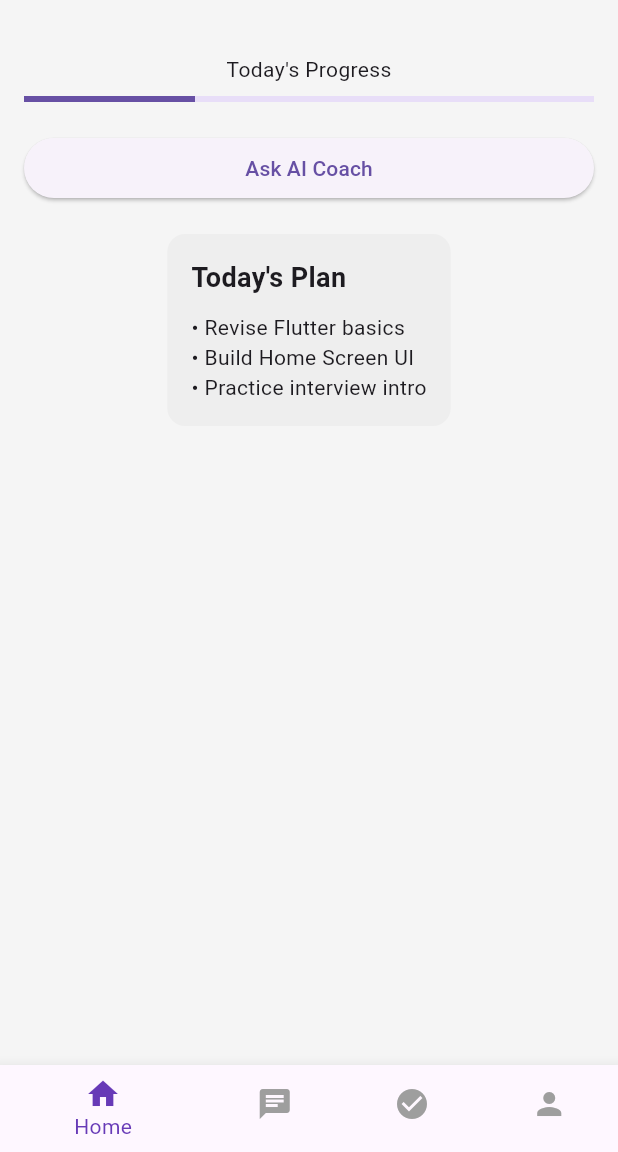
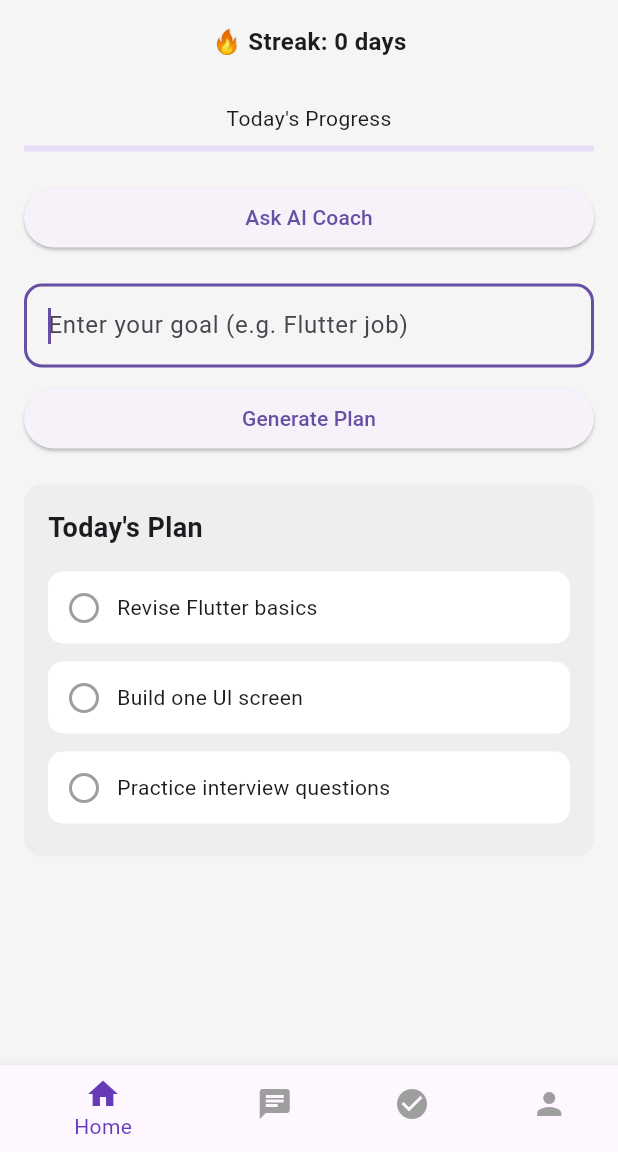
Before and after one commit to Krupa10/levelup-ai-app, a Flutter app: the screen it shows after launch, on a phone screen of 412 x 824 dp, the part 84-1236 px from its top. Run offline on Flutter 3.47's test engine with Material 3 defaults, Android fonts, the phone set to English and light mode, and no system bars; our stand-ins replace shared_preferences.

Commit message:
Implemented streak system with task completion logic, fixed double counting issue, and added local persistence using SharedPreferences

```diff
--- a/lib/features/dashboard/presentation/dashboard_screen.dart
+++ b/lib/features/dashboard/presentation/dashboard_screen.dart
@@ -1,5 +1,7 @@
 import 'package:flutter/material.dart';
+import 'package:level_up_ai/features/dashboard/presentation/chat_screen.dart';
 import 'package:level_up_ai/features/dashboard/presentation/home_screen.dart';
+import 'package:level_up_ai/features/dashboard/presentation/profile_screen.dart';
 
 class DashboardScreen extends StatefulWidget {
   const DashboardScreen({super.key});
@@ -14,9 +16,9 @@ class _DashboardScreenState extends State<DashboardScreen> {
 
   final List<Widget> _screens = [
     HomeScreen(),
-    const Center(child: Text("Chat")),
+    ChatScreen(),
     const Center(child: Text("Tasks")),
-    const Center(child: Text("Profile")),
+    ProfileScreen(),
   ];
 
   void _onItemTapped(int index) {
--- a/lib/features/dashboard/presentation/home_screen.dart
+++ b/lib/features/dashboard/presentation/home_screen.dart
@@ -1,4 +1,5 @@
 import 'package:flutter/material.dart';
+import 'package:shared_preferences/shared_preferences.dart';
 
 class HomeScreen extends StatefulWidget {
   const HomeScreen({super.key});
@@ -8,6 +9,59 @@ class HomeScreen extends StatefulWidget {
 }
 
 class _HomeScreen extends State<HomeScreen> {
+  List<Map<String, dynamic>> todayPlan = [];
+  List<Map<String, dynamic>> generatePlan(String goal) {
+    goal = goal.toLowerCase();
+
+    List<String> tasks;
+
+    if (goal.contains("flutter")) {
+      tasks = [
+        "Revise Flutter basics",
+        "Build one UI screen",
+        "Practice interview questions",
+      ];
+    } else if (goal.contains("job")) {
+      tasks = ["Apply to 5 companies", "Improve resume", "Practice DSA"];
+    } else {
+      tasks = ["Work on your project", "Learn new concept", "Stay consistent"];
+    }
+
+    return tasks.map((task) {
+      return {"task": task, "done": false};
+    }).toList();
+  }
+
+  TextEditingController goalController = TextEditingController();
+  int streak = 0;
+  bool completedOnce = false;
+  bool todayCompleted = false;
+
+  Future<void> saveStreak() async {
+    final prefs = await SharedPreferences.getInstance();
+    await prefs.setInt("streak", streak);
+  }
+
+  Future<void> loadStreak() async {
+    final prefs = await SharedPreferences.getInstance();
+    setState(() {
+      streak = prefs.getInt("streak") ?? 0;
+    });
+  }
+
+  @override
+  void initState() {
+    super.initState();
+    todayPlan = generatePlan("flutter job");
+    loadStreak();
+  }
+
+  double getProgress() {
+    if (todayPlan.isEmpty) return 0;
+
+    return todayPlan.where((t) => t["done"]).length / todayPlan.length;
+  }
+
   @override
   Widget build(BuildContext context) {
     return Scaffold(
@@ -28,12 +82,19 @@ class _HomeScreen extends State<HomeScreen> {
             children: [
               Column(
                 children: [
+                  //streak UI
+                  Text(
+                    "🔥 Streak: $streak days",
+                    style: TextStyle(fontSize: 16, fontWeight: FontWeight.bold),
+                  ),
+                  if (streak > 0) Text("Keep going! You're consistent 🚀"),
+                  SizedBox(height: 10),
                   SizedBox(height: 20),
                   //progress bar
                   Text("Today's Progress"),
                   SizedBox(height: 8),
                   LinearProgressIndicator(
-                    value: 0.3, // dummy
+                    value: getProgress(), // dummy
                   ),
                   SizedBox(height: 20),
                   //Ask AI coach button
@@ -45,6 +106,36 @@ class _HomeScreen extends State<HomeScreen> {
                     ),
                   ),
                   SizedBox(height: 20),
+                  //goal input field
+                  TextField(
+                    controller: goalController,
+                    autofocus: true,
+                    decoration: InputDecoration(
+                      hintText: "Enter your goal (e.g. Flutter job)",
+                      border: OutlineInputBorder(
+                        borderRadius: BorderRadius.circular(12),
+                      ),
+                    ),
+                  ),
+                  SizedBox(height: 10),
+                  //generate button
+                  SizedBox(
+                    width: double.infinity,
+                    child: ElevatedButton(
+                      onPressed: () {
+                        if (goalController.text.trim().isEmpty) return;
+
+                        setState(() {
+                          todayPlan = generatePlan(goalController.text);
+                          todayCompleted = false;
+                        });
+
+                        goalController.clear(); // optional
+                      },
+                      child: Text("Generate Plan"),
+                    ),
+                  ),
+                  SizedBox(height: 20),
                   //today's plan
                   Container(
                     padding: EdgeInsets.all(16),
@@ -52,6 +143,7 @@ class _HomeScreen extends State<HomeScreen> {
                       color: Colors.grey.shade200,
                       borderRadius: BorderRadius.circular(12),
                     ),
+                    //plan UI
                     child: Column(
                       crossAxisAlignment: CrossAxisAlignment.start,
                       children: [
@@ -63,15 +155,60 @@ class _HomeScreen extends State<HomeScreen> {
                           ),
                         ),
                         SizedBox(height: 10),
-                        Text("• Revise Flutter basics"),
-                        Text("• Build Home Screen UI"),
-                        Text("• Practice interview intro"),
+
+                        ...todayPlan.map((item) {
+                          return GestureDetector(
+                            onTap: () {
+                              setState(() {
+                                item["done"] = !item["done"];
+
+                                bool allDoneNow = todayPlan.every(
+                                  (t) => t["done"],
+                                );
+
+                                if (allDoneNow && !todayCompleted) {
+                                  streak++;
+                                  todayCompleted = true;
+                                  saveStreak();
+                                }
+                              });
+                            },
+                            child: Container(
+                              margin: EdgeInsets.symmetric(vertical: 6),
+                              padding: EdgeInsets.all(12),
+                              decoration: BoxDecoration(
+                                color: Colors.white,
+                                borderRadius: BorderRadius.circular(10),
+                              ),
+                              child: Row(
+                                children: [
+                                  Icon(
+                                    item["done"]
+                                        ? Icons.check_circle
+                                        : Icons.circle_outlined,
+                                    color: item["done"]
+                                        ? Colors.green
+                                        : Colors.grey,
+                                  ),
+                                  SizedBox(width: 10),
+                                  Expanded(
+                                    child: Text(
+                                      item["task"],
+                                      style: TextStyle(
+                                        decoration: item["done"]
+                                            ? TextDecoration.lineThrough
+                                            : null,
+                                      ),
+                                    ),
+                                  ),
+                                ],
+                              ),
+                            ),
+                          );
+                        }),
                       ],
                     ),
                   ),
-
-
-
                 ],
               ),
             ],
--- a/pubspec.yaml
+++ b/pubspec.yaml
@@ -31,14 +31,17 @@ dependencies:
   flutter:
     sdk: flutter
 
+
   # The following adds the Cupertino Icons font to your application.
   # Use with the CupertinoIcons class for iOS style icons.
   cupertino_icons: ^1.0.8
+  #AI API
+  http: ^0.13.6
 
 dev_dependencies:
   flutter_test:
     sdk: flutter
-
+  shared_preferences: ^2.2.2
   # The "flutter_lints" package below contains a set of recommended lints to
   # encourage good coding practices. The lint set provided by the package is
   # activated in the `analysis_options.yaml` file located at the root of your
```
Also changed, not shown: lib/features/dashboard/presentation/chat_screen.dart (+223 -0 lines), lib/features/dashboard/presentation/profile_screen.dart (+77 -0 lines), lib/services/ai_services.dart (+32 -0 lines), pubspec.lock, 2 other files.
